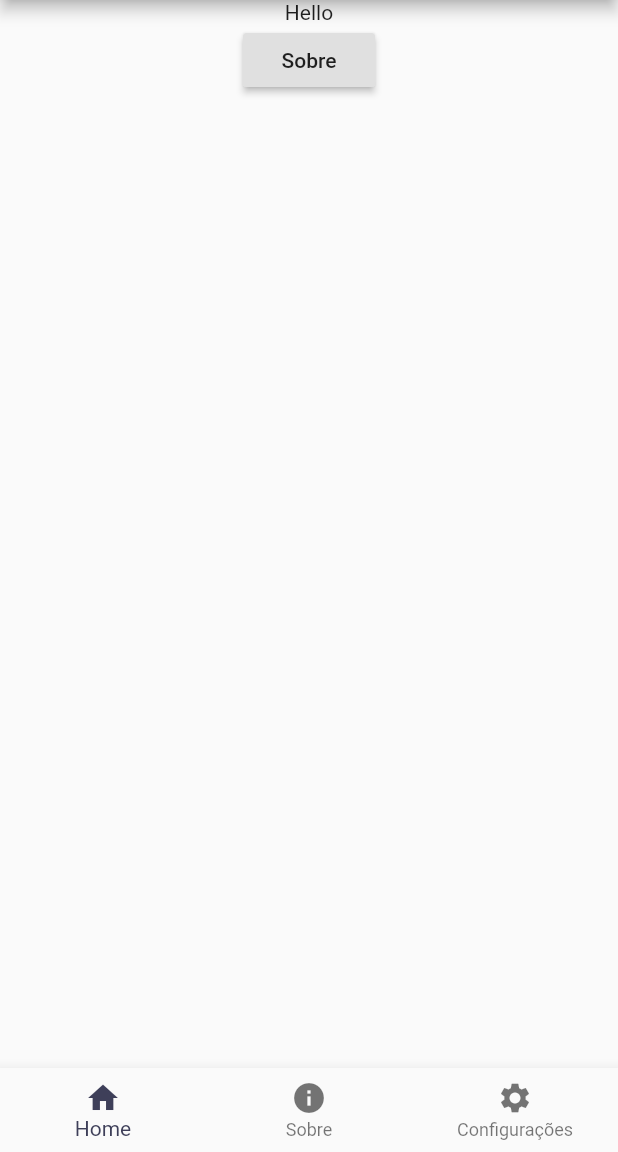
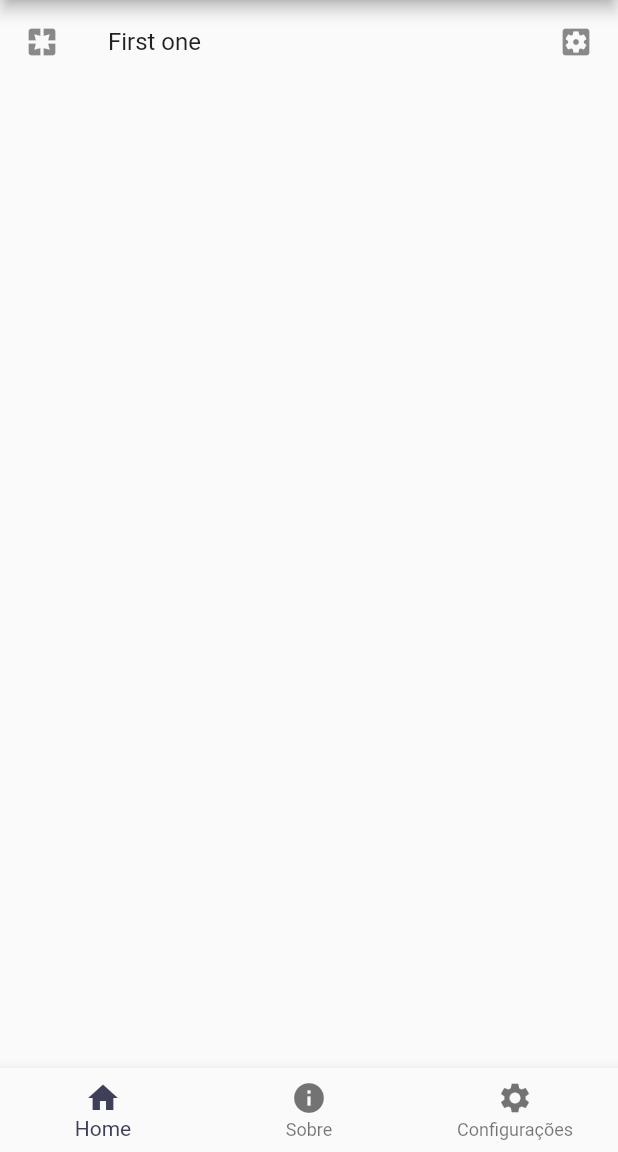
Before and after one commit to gabrieldfm/flutterproject, a Flutter app: the screen it shows after launch, on a phone screen of 412 x 824 dp, the part 84-1236 px from its top. Run offline on Flutter 3.47's test engine with Material 2 defaults, Android fonts, the phone set to English and light mode, and no system bars.

Commit message:
criando lista

```diff
--- a/meuapp/lib/layout.dart
+++ b/meuapp/lib/layout.dart
@@ -3,6 +3,8 @@ import 'package:flutter/material.dart';
 import 'pages/home.dart';
 import 'pages/about.dart';
 import 'pages/settings.dart';
+
+import 'widgets/HomeList.dart';
 
 class Layout {
   static final pages = [HomePage.tag, AboutPage.tag, SettingsPage.tag];
@@ -40,6 +42,10 @@ class Layout {
   static List<Widget> _getActions(context) {
     List<Widget> items = List<Widget>();
 
+    if(pages[currItem] != HomePage.tag){
+      return items;
+    }
+
     TextEditingController _controller = TextEditingController();
 
     items.add(GestureDetector(
@@ -76,7 +82,15 @@ class Layout {
                     color: primary(),
                     child: Text('Adicionar', style: TextStyle(color: light())),
                     onPressed: () {
-                      print(_controller.text);
+
+                      HomeList.items.add(
+                        ListTile(
+                        leading: Icon(Icons.pages),
+                        title: Text(_controller.text),
+                        trailing: Icon(Icons.settings_applications),
+                      ));
+
+
                       Navigator.of(context).pop();
                     },
                   )
--- a/meuapp/lib/pages/home.dart
+++ b/meuapp/lib/pages/home.dart
@@ -10,18 +10,15 @@ class HomePage extends StatelessWidget{
   @override
   Widget build(BuildContext context) {
 
-    final content = Center(
-      child: Column(
-        children: <Widget>[
-          Text('Hello'),
-          RaisedButton(
-            child: Text('Sobre'),
-            onPressed: () {
-              Navigator.of(context).pushNamed(AboutPage.tag);
-            },
-          )
-        ],
-      )
+    final content = ListView(
+      shrinkWrap: true,
+      children: <Widget>[
+        ListTile(
+          leading: Icon(Icons.pages),
+          title: Text('First one'),
+          trailing: Icon(Icons.settings_applications),
+        )
+      ],
     );
 
     return Layout.getContent(context, content);
```
Also changed, not shown: meuapp/lib/widgets/HomeList.dart (added, +21 -0 lines).
